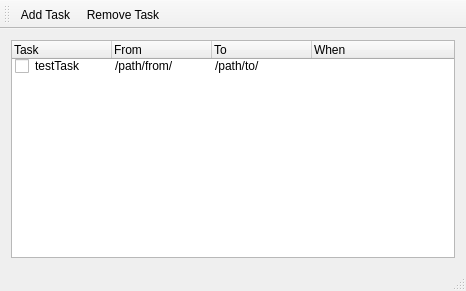
Above: mainwindow/mainwindow.ui from roman-zms/qbackup before the change. Below: the same form after it.
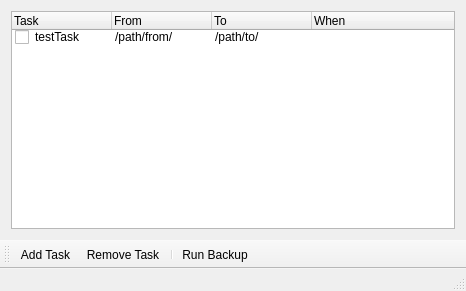
That is the form after the change.

Commit message: Добавлено действие в mainToolBar

What changed in the file:
```diff
--- a/mainwindow/mainwindow.ui
+++ b/mainwindow/mainwindow.ui
@@ -81,14 +81,28 @@
    </property>
   </widget>
   <widget class="QToolBar" name="mainToolBar">
+   <property name="movable">
+    <bool>true</bool>
+   </property>
+   <property name="allowedAreas">
+    <set>Qt::BottomToolBarArea|Qt::TopToolBarArea</set>
+   </property>
+   <property name="toolButtonStyle">
+    <enum>Qt::ToolButtonTextOnly</enum>
+   </property>
+   <property name="floatable">
+    <bool>false</bool>
+   </property>
    <attribute name="toolBarArea">
-    <enum>TopToolBarArea</enum>
+    <enum>BottomToolBarArea</enum>
    </attribute>
    <attribute name="toolBarBreak">
-    <bool>true</bool>
+    <bool>false</bool>
    </attribute>
    <addaction name="actionAddTask"/>
    <addaction name="actionRemoveTask"/>
+   <addaction name="separator"/>
+   <addaction name="actionRunBackup"/>
   </widget>
   <widget class="QStatusBar" name="statusBar"/>
   <action name="actionRunBackup">
```
The commit also changes 1 other file.
